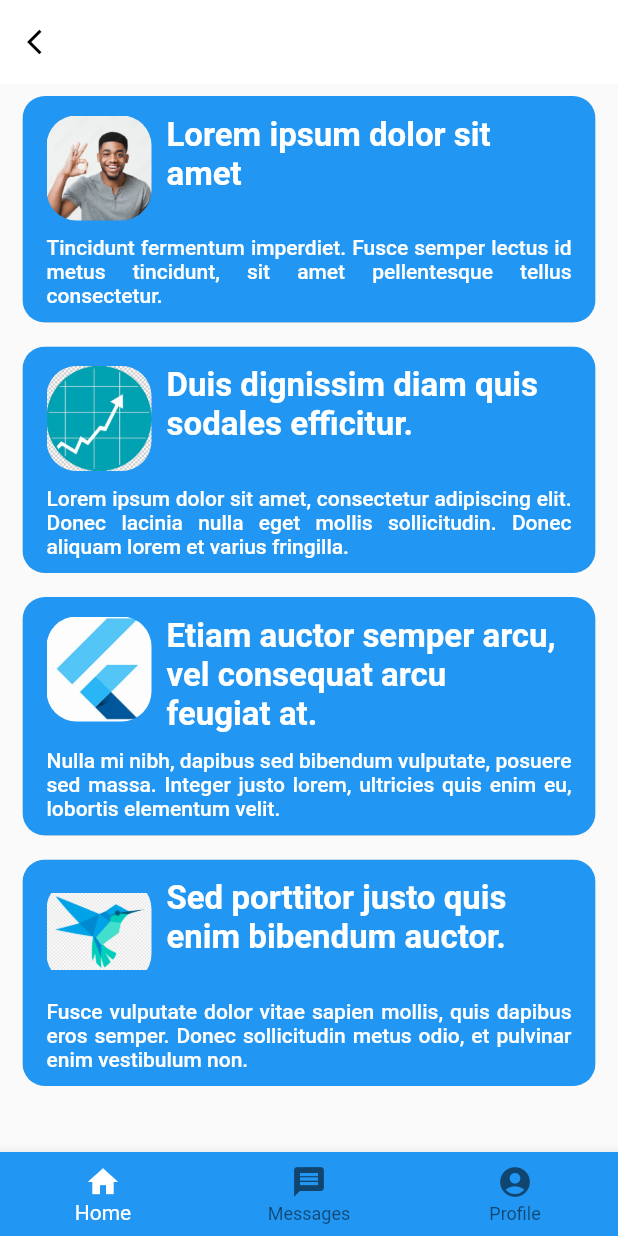
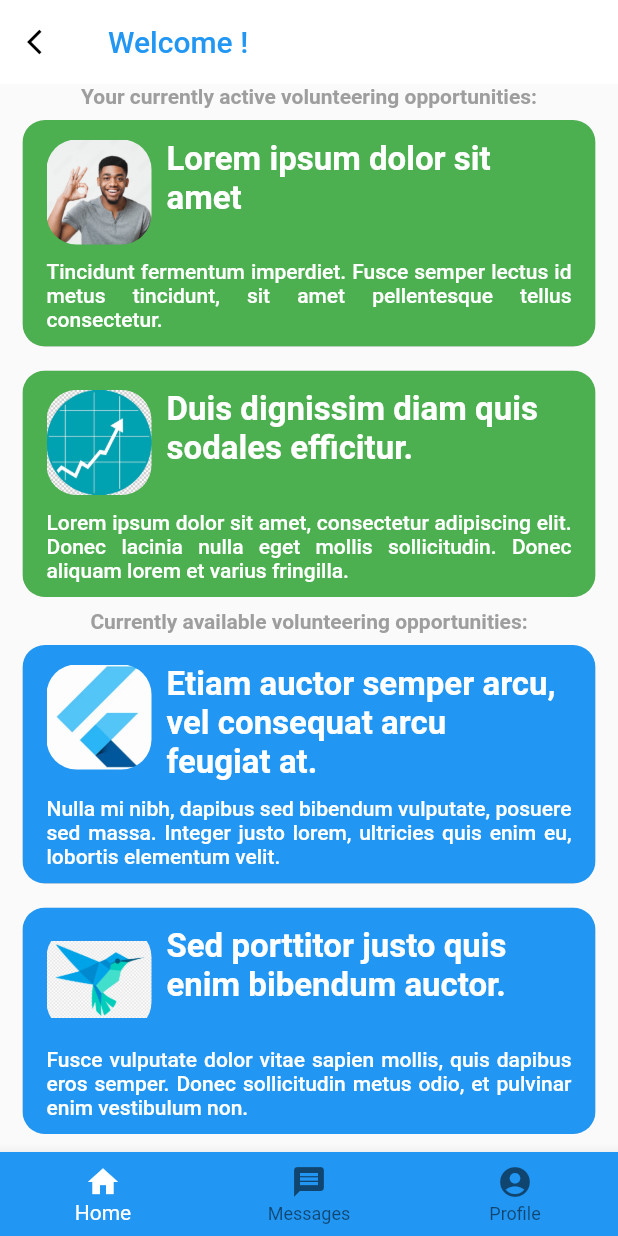
Before and after one commit to NedimKunovac/graduation_project, a Flutter app: the screen it shows once a user with an empty profile is signed in, on a phone screen of 412 x 824 dp. Run offline on Flutter 3.47's test engine with Material 2 defaults, Android fonts, the phone set to English and light mode, and no system bars; drawn by our look-alikes of flutter_fadein; our stand-ins replace cloud_firestore, email_validator, firebase_auth, firebase_core, firebase_storage, flash and 1 more; accounts and stored records are empty.

Commit message:
Dashboard advertisement types, fixed loading issues, other stuff

```diff
--- a/lib/advertisementWidget.dart
+++ b/lib/advertisementWidget.dart
@@ -32,12 +32,14 @@ class Advertisement extends StatefulWidget {
   String title;
   String description;
   Image adImage;
+  bool accepted;
 
   Advertisement(
       {Key? key,
       required this.title,
       required this.description,
-      required this.adImage})
+      required this.adImage,
+      required this.accepted})
       : super(key: key);
 
   @override
@@ -55,6 +57,16 @@ class _AdvertisementState extends State<Advertisement> {
             child: ClipRRect(
               borderRadius: BorderRadius.circular(15.0),
               child: ElevatedButton(
+                style: ButtonStyle(
+                  backgroundColor: MaterialStateProperty.resolveWith((states) {
+                    // If the button is pressed, return green, otherwise blue
+                    if (widget.accepted == true) {
+                      return Colors.green;
+                    } else {
+                      return Colors.blue;
+                    }
+                  }),
+                ),
                 onPressed: () => showDialog<String>(
                   context: context,
                   builder: (BuildContext context) => AlertDialog(
--- a/lib/dashboard.dart
+++ b/lib/dashboard.dart
@@ -29,10 +29,7 @@ import 'advertisementWidget.dart';
 import 'package:firebase_auth/firebase_auth.dart';
 import 'package:firebase_storage/firebase_storage.dart';
 import 'package:cloud_firestore/cloud_firestore.dart';
-
-generateAds() {
-  List<Widget> genAds = [];
-}
+import 'package:flutter_fadein/flutter_fadein.dart';
 
 class Dashboard extends StatefulWidget {
   const Dashboard({Key? key, context}) : super(key: key);
@@ -46,6 +43,13 @@ class _DashboardState extends State<Dashboard> {
   static CollectionReference users =
       FirebaseFirestore.instance.collection('Users');
 
+  static Future<DocumentSnapshot<Object?>>? fetchDoc() async {
+    await Future.delayed(Duration(seconds: 2), () {
+      return true;
+    });
+    return await users.doc('${FirebaseAuth.instance.currentUser?.uid}').get();
+  }
+
   void _onItemTapped(int index) {
     setState(() {
       _selectedIndex = index;
@@ -57,16 +61,25 @@ class _DashboardState extends State<Dashboard> {
   static const TextStyle optionStyle =
       TextStyle(fontSize: 30, fontWeight: FontWeight.bold);
   List<Widget> _widgetOptions = <Widget>[
-    SingleChildScrollView(
+    Scaffold(
+      body: SingleChildScrollView(
         child: Column(
           children: <Widget>[
+            Text(
+              'Your currently active volunteering opportunities:',
+              style: TextStyle(
+                  fontSize: 14,
+                  fontWeight: FontWeight.bold,
+                  color: Colors.grey),
+            ),
             Advertisement(
                 title: 'Lorem ipsum dolor sit amet',
                 description:
                     'Tincidunt fermentum imperdiet. Fusce semper lectus id metus tincidunt, '
                     'sit amet pellentesque tellus consectetur.',
                 adImage:
-                  Image(image: AssetImage('assetsTesting/guySmiling.jpg'))),
+                    Image(image: AssetImage('assetsTesting/guySmiling.jpg')),
+                accepted: true),
             Advertisement(
                 title: 'Duis dignissim diam quis sodales efficitur.',
                 description:
@@ -74,28 +87,105 @@ class _DashboardState extends State<Dashboard> {
                     'Donec aliquam lorem et varius fringilla. ',
                 adImage: Image(
                     image:
-                      AssetImage('assetsTesting/advertisementIconTest.jpg'))),
+                        AssetImage('assetsTesting/advertisementIconTest.jpg')),
+                accepted: true),
+            Text(
+              'Currently available volunteering opportunities:',
+              style: TextStyle(
+                  fontSize: 14,
+                  fontWeight: FontWeight.bold,
+                  color: Colors.grey),
+            ),
             Advertisement(
-              title: 'Etiam auctor semper arcu, vel consequat arcu feugiat at.',
+                title:
+                    'Etiam auctor semper arcu, vel consequat arcu feugiat at.',
                 description:
                     'Nulla mi nibh, dapibus sed bibendum vulputate, posuere sed massa. '
                     'Integer justo lorem, ultricies quis enim eu, lobortis elementum velit. ',
                 adImage:
-                  Image(image: AssetImage('assetsTesting/flutterLogo.jpg'))),
+                    Image(image: AssetImage('assetsTesting/flutterLogo.jpg')),
+                accepted: false),
             Advertisement(
                 title: 'Sed porttitor justo quis enim bibendum auctor.',
                 description:
                     'Fusce vulputate dolor vitae sapien mollis, quis dapibus eros semper. '
                     'Donec sollicitudin metus odio, et pulvinar enim vestibulum non.',
                 adImage:
-                  Image(image: AssetImage('assetsTesting/flutterBird.png'))),
+                    Image(image: AssetImage('assetsTesting/flutterBird.png')),
+                accepted: false),
+            Advertisement(
+                title: 'Lorem ipsum dolor sit amet',
+                description:
+                    'Tincidunt fermentum imperdiet. Fusce semper lectus id metus tincidunt, '
+                    'sit amet pellentesque tellus consectetur.',
+                adImage:
+                    Image(image: AssetImage('assetsTesting/guySmiling.jpg')),
+                accepted: false),
+            Advertisement(
+                title: 'Duis dignissim diam quis sodales efficitur.',
+                description:
+                    'Lorem ipsum dolor sit amet, consectetur adipiscing elit. Donec lacinia nulla eget mollis sollicitudin. '
+                    'Donec aliquam lorem et varius fringilla. ',
+                adImage: Image(
+                    image:
+                        AssetImage('assetsTesting/advertisementIconTest.jpg')),
+                accepted: false),
           ],
+        ),
+      ),
+      floatingActionButton: FutureBuilder<DocumentSnapshot>(
+        future: fetchDoc(),
+        builder:
+            (BuildContext context, AsyncSnapshot<DocumentSnapshot> snapshot) {
+          if (snapshot.hasError) {
+            return SizedBox.shrink();
+          } else if (snapshot.hasData && !snapshot.data!.exists) {
+            Future.delayed(Duration(seconds: 2), () {
+              users.doc('${FirebaseAuth.instance.currentUser?.uid}').get();
+            });
+            return SizedBox.shrink();
+          } else if (snapshot.connectionState == ConnectionState.done) {
+            Map<String, dynamic> data =
+                snapshot.data!.data() as Map<String, dynamic>;
+            if (data['type'] == 0 || data['type'] == 1)
+              return FadeIn(
+                duration: Duration(milliseconds: 1000),
+                curve: Curves.easeIn,
+                child: FloatingActionButton(
+                  backgroundColor: Colors.green,
+                  child: Icon(
+                    Icons.add,
+                    size: 40,
+                  ),
+                  onPressed: () => showDialog<String>(
+                    context: context,
+                    builder: (BuildContext context) => AlertDialog(
+                      title: const Text('Yeah Imagine this works'),
+                      content: const Text('You can move on'),
+                      actions: <Widget>[
+                        TextButton(
+                          onPressed: () => Navigator.pop(context, 'Okay'),
+                          child: const Text('Okay'),
+                        ),
+                        TextButton(
+                          onPressed: () => Navigator.pop(context, 'Fine'),
+                          child: const Text('Fine'),
+                        ),
+                      ],
+                    ),
+                  ),
+                ),
+              );
+          }
+
+          return SizedBox.shrink();
+        },
       ),
     ),
     Center(child: Text('Imagine you can see some messages')),
     SingleChildScrollView(
       child: FutureBuilder<DocumentSnapshot>(
-        future: users.doc('${FirebaseAuth.instance.currentUser?.uid}').get(),
+        future: fetchDoc(),
         builder:
             (BuildContext context, AsyncSnapshot<DocumentSnapshot> snapshot) {
           if (snapshot.hasError) {
@@ -104,6 +194,10 @@ class _DashboardState extends State<Dashboard> {
           }
 
           if (snapshot.hasData && !snapshot.data!.exists) {
+            Future.delayed(Duration(seconds: 1), () {
+              fetchDoc();
+            });
+
             return Text("Document does not exist",
                 style: TextStyle(color: Colors.blue));
           }
@@ -147,7 +241,38 @@ class _DashboardState extends State<Dashboard> {
           elevation: 0,
           brightness: Brightness.light,
           automaticallyImplyLeading: false,
-          title: Text('Welcome!'),
+          title: FutureBuilder<DocumentSnapshot>(
+            future: fetchDoc(),
+            builder: (BuildContext context,
+                AsyncSnapshot<DocumentSnapshot> snapshot) {
+              if (snapshot.hasError) {
+                return SizedBox.shrink();
+              }
+
+              if (snapshot.hasData && !snapshot.data!.exists) {
+                Future.delayed(Duration(seconds: 1), () {
+                  fetchDoc();
+                });
+
+                return SizedBox.shrink();
+              }
+
+              if (snapshot.connectionState == ConnectionState.done) {
+                Map<String, dynamic> data =
+                    snapshot.data!.data() as Map<String, dynamic>;
+                return FadeIn(
+                  duration: Duration(milliseconds: 500),
+                  curve: Curves.easeIn,
+                  child: Text(
+                    'Welcome ${data['name']}!',
+                    style: TextStyle(color: Colors.blue),
+                  ),
+                );
+              }
+
+              return SizedBox.shrink();
+            },
+          ),
           leading: IconButton(
             onPressed: () => showDialog<String>(
               context: context,
--- a/pubspec.yaml
+++ b/pubspec.yaml
@@ -35,6 +35,7 @@ dependencies:
   cloud_firestore: ^4.4.3
   firebase_auth: ^4.2.9
   firebase_storage: ^11.0.15
+  flutter_fadein: ^2.0.0
   # Utilites
   intl: ^0.17.0
   email_validator: ^2.0.1
```
Also changed, not shown: 1 other file. Lines whose indentation alone changed are shown as unchanged.
